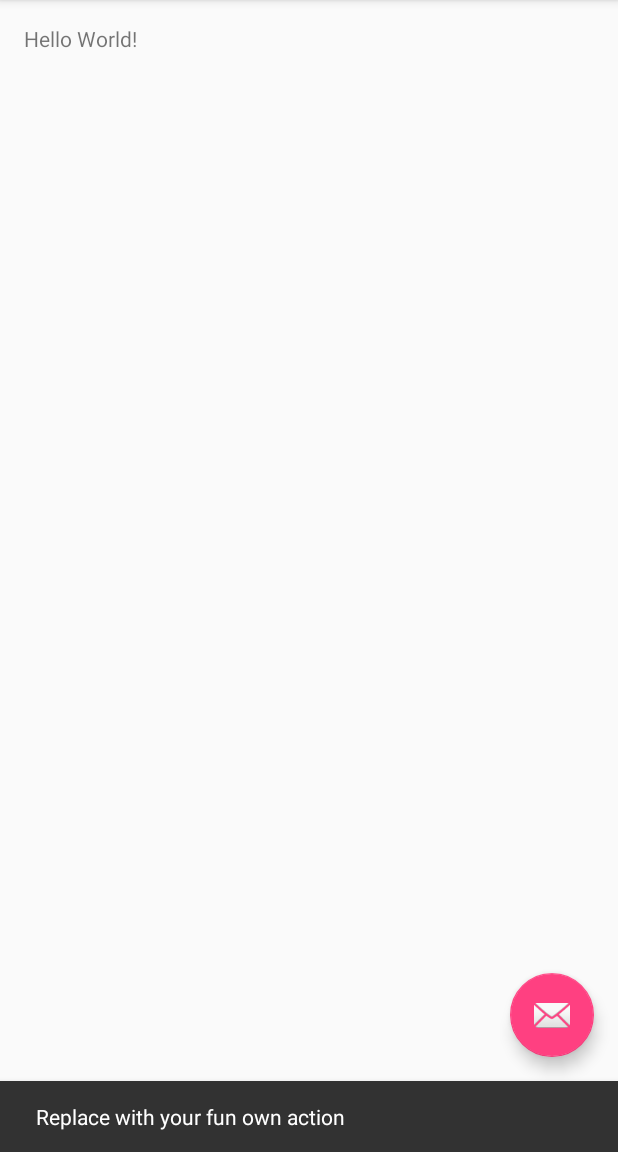
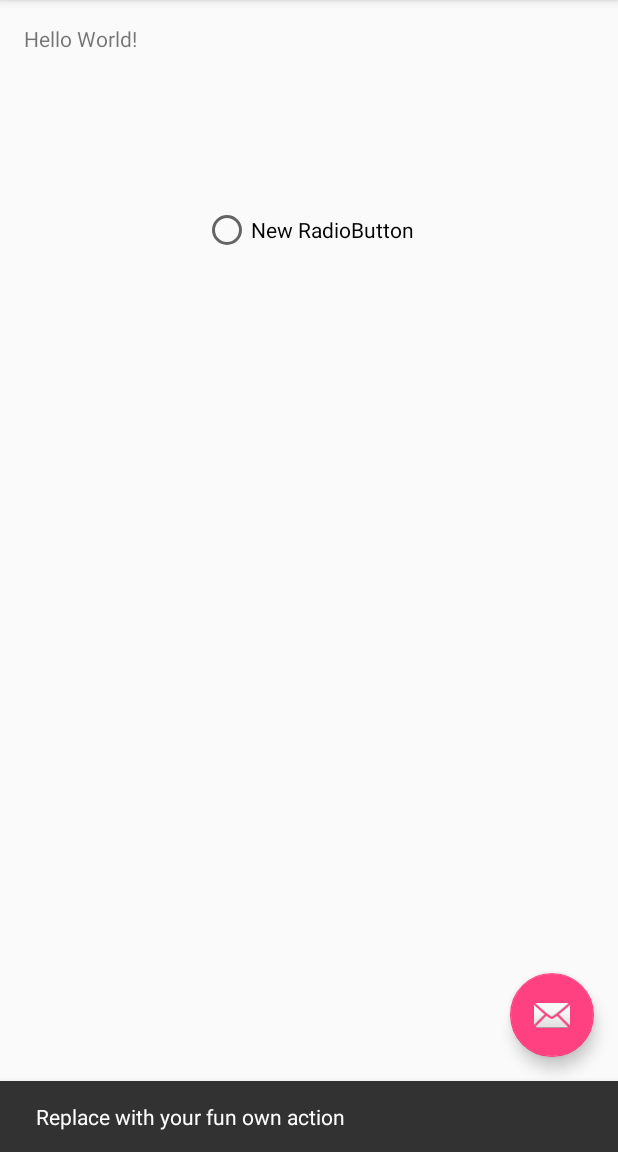
Before and after one commit to fgrape/TSFTP, an Android app: the screen it shows after launch (MainActivity), after a tap on an icon or button, on a phone screen of 412 x 824 dp, the part 84-1236 px from its top. Run offline under Robolectric (Android 15) with nearby library versions, the phone set to English and light mode, and no system bars.

Commit message:
Merge branch 'master' of https://github.com/fgrape/TSFTP
# Conflicts:
#	.gitignore

```diff
--- /dev/null
+++ b/app/src/main/java/acme/bnss/tsftp/FileTransferService.java
@@ -0,0 +1,8 @@
+package acme.bnss.tsftp;
+
+/**
+ * Created by Felix on 2016-03-04.
+ */
+public class FileTransferService {
+
+}
--- a/app/src/main/res/layout/content_main.xml
+++ b/app/src/main/res/layout/content_main.xml
@@ -18,4 +18,12 @@
         android:text="Hello World!"
         android:id="@+id/textView" />
 
+    <RadioButton
+        android:layout_width="wrap_content"
+        android:layout_height="wrap_content"
+        android:text="New RadioButton"
+        android:id="@+id/radioButton"
+        android:layout_below="@+id/textView"
+        android:layout_centerHorizontal="true"
+        android:layout_marginTop="102dp" />
 </RelativeLayout>
```
